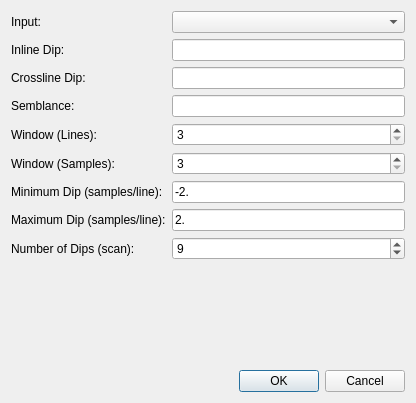
Qt form ProzessUI/dipscandialog.ui (fsoos74/su) before a commit.
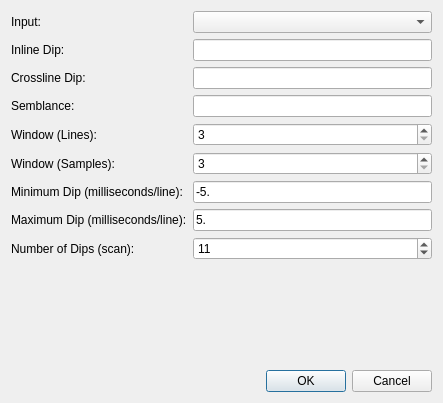
The same form after that commit.

```diff
--- a/ProzessUI/dipscandialog.ui
+++ b/ProzessUI/dipscandialog.ui
@@ -6,7 +6,7 @@
    <rect>
     <x>0</x>
     <y>0</y>
-    <width>416</width>
+    <width>443</width>
     <height>403</height>
    </rect>
   </property>
@@ -19,7 +19,7 @@
      <item row="7" column="0">
       <widget class="QLabel" name="label_7">
        <property name="text">
-        <string>Maximum Dip (samples/line):</string>
+        <string>Maximum Dip (milliseconds/line):</string>
        </property>
       </widget>
      </item>
@@ -97,7 +97,7 @@
      <item row="6" column="0">
       <widget class="QLabel" name="label_6">
        <property name="text">
-        <string>Minimum Dip (samples/line):</string>
+        <string>Minimum Dip (milliseconds/line):</string>
        </property>
       </widget>
      </item>
@@ -113,22 +113,25 @@
        <property name="minimum">
         <number>1</number>
        </property>
+       <property name="maximum">
+        <number>1001</number>
+       </property>
        <property name="value">
-        <number>9</number>
+        <number>11</number>
        </property>
       </widget>
      </item>
      <item row="6" column="1">
       <widget class="QLineEdit" name="leMinDip">
        <property name="text">
-        <string>-2.</string>
+        <string>-5.</string>
        </property>
       </widget>
      </item>
      <item row="7" column="1">
       <widget class="QLineEdit" name="leMaxDip">
        <property name="text">
-        <string>2.</string>
+        <string>5.</string>
        </property>
       </widget>
      </item>
```
